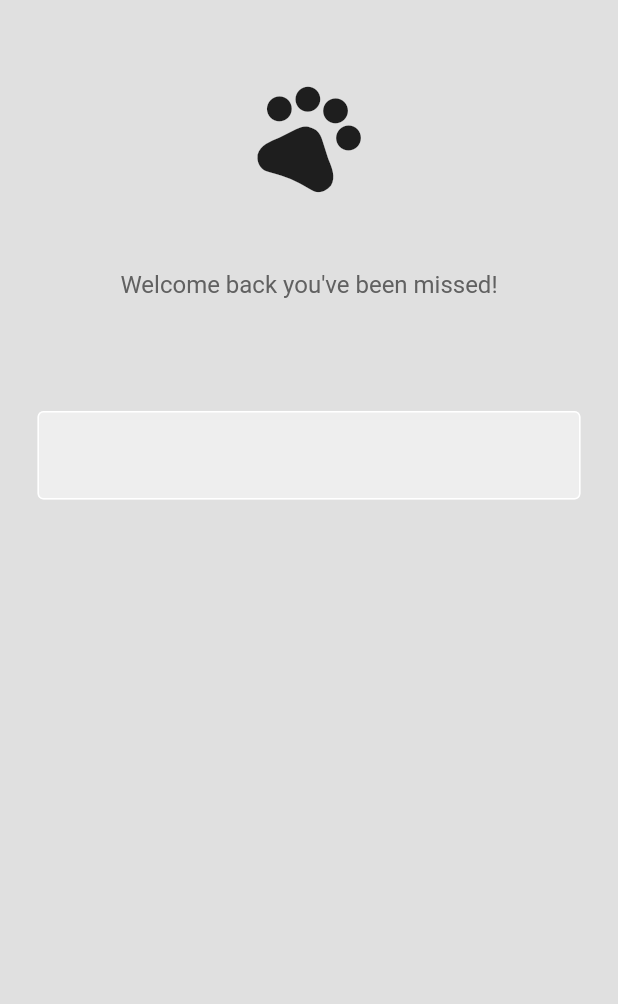
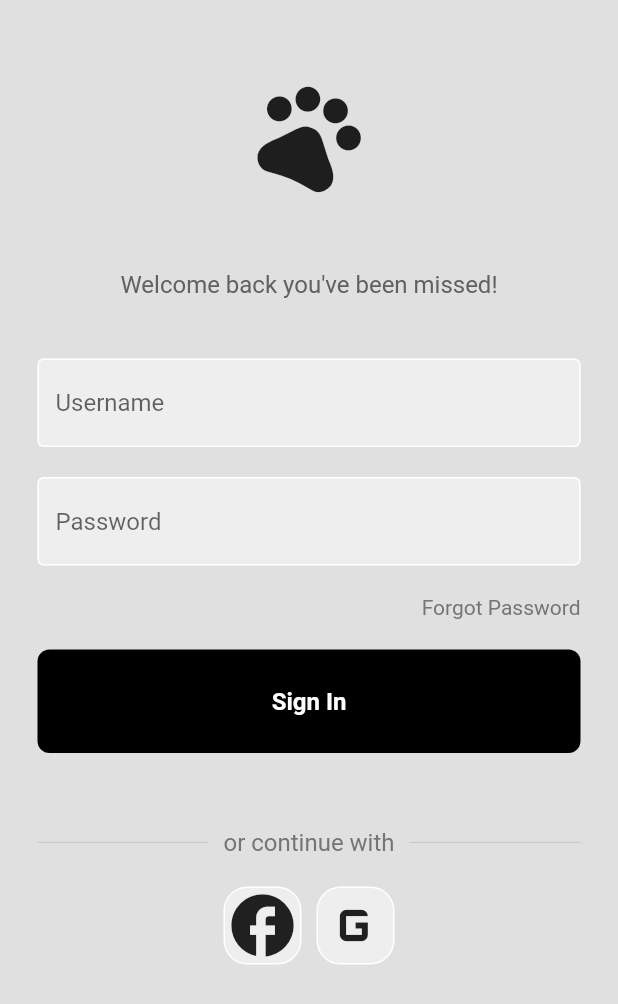
Before and after one commit to nicoisz/petAdoption, a Flutter app: the screen it shows after launch, after a tap on "Inicia Sesión", on a phone screen of 412 x 824 dp. Shown: the top 1004 px of the screen. Run offline on Flutter 3.47's test engine with Material 2 defaults, Android fonts, the phone set to English and light mode, and no system bars; our stand-ins replace firebase_core; missing offline and left inert: dart:ffi; accounts and stored records are empty; network calls fail.

Commit message:
login page

```diff
--- a/lib/presentation/screens/login.dart
+++ b/lib/presentation/screens/login.dart
@@ -1,10 +1,20 @@
 import 'dart:ffi';
 
 import 'package:flutter/material.dart';
+import 'package:petadoption/main.dart';
+import 'package:petadoption/presentation/widgets/custom_button_login.dart';
 import 'package:petadoption/presentation/widgets/custom_imput_field.dart';
+import 'package:petadoption/presentation/widgets/custom_login_input_field.dart';
 
 class LoginScreen extends StatelessWidget {
-  const LoginScreen({super.key});
+  LoginScreen({super.key});
+
+  //text editing controller
+  final usernameController = TextEditingController();
+  final passwordController = TextEditingController();
+
+  //sign in method
+  void signUser() {}
 
   @override
   Widget build(BuildContext context) {
@@ -43,22 +53,104 @@ class LoginScreen extends StatelessWidget {
                 style: TextStyle(color: Colors.grey[700], fontSize: 16),
               ),
               const SizedBox(
+                height: 40,
+              ),
+              InputLoginField(
+                hintText: 'Username',
+                controller: usernameController,
+                obscureText: false,
+              ),
+              const SizedBox(
+                height: 20,
+              ),
+              InputLoginField(
+                hintText: 'Password',
+                controller: passwordController,
+                obscureText: true,
+              ),
+              const SizedBox(
+                height: 20,
+              ),
+              Row(
+                mainAxisAlignment: MainAxisAlignment.end,
+                children: [
+                  Padding(
+                    padding: const EdgeInsets.symmetric(horizontal: 25.0),
+                    child: Text(
+                      'Forgot Password',
+                      style: TextStyle(color: Colors.grey[600]),
+                    ),
+                  ),
+                ],
+              ),
+              const SizedBox(
+                height: 20,
+              ),
+              LoginButton(
+                ontap: signUser,
+              ),
+              const SizedBox(
                 height: 50,
               ),
               Padding(
-                padding: const EdgeInsets.all(25.0),
-                child: TextField(
-                  decoration: InputDecoration(
-                      enabledBorder: const OutlineInputBorder(
-                        borderSide: BorderSide(color: Colors.white),
+                padding: const EdgeInsets.symmetric(horizontal: 25.0),
+                child: Row(
+                  children: [
+                    Expanded(
+                      child: Divider(
+                        thickness: 0.5,
+                        color: Colors.grey[400],
                       ),
-                      focusedBorder: OutlineInputBorder(
-                        borderSide: BorderSide(color: Colors.grey.shade400),
+                    ),
+                    Padding(
+                      padding: const EdgeInsets.symmetric(horizontal: 10.0),
+                      child: Text(
+                        "or continue with",
+                        style: TextStyle(fontSize: 16, color: Colors.grey[600]),
                       ),
-                      fillColor: Colors.grey.shade200,
-                      filled: true),
+                    ),
+                    Expanded(
+                      child: Divider(
+                        thickness: 0.5,
+                        color: Colors.grey[400],
+                      ),
+                    ),
+                  ],
                 ),
               ),
+              const SizedBox(
+                height: 20,
+              ),
+              Row(
+                mainAxisAlignment: MainAxisAlignment.center,
+                children: [
+                  Container(
+                    decoration: BoxDecoration(
+                      border: Border.all(color: Colors.white),
+                      borderRadius: BorderRadius.circular(16),
+                      color: Colors.grey[200],
+                    ),
+                    child: const Icon(
+                      Icons.facebook,
+                      size: 50,
+                    ),
+                  ),
+                  const SizedBox(
+                    width: 10,
+                  ),
+                  Container(
+                    decoration: BoxDecoration(
+                      border: Border.all(color: Colors.white),
+                      borderRadius: BorderRadius.circular(16),
+                      color: Colors.grey[200],
+                    ),
+                    child: const Icon(
+                      Icons.g_mobiledata,
+                      size: 50,
+                    ),
+                  )
+                ],
+              )
             ],
           ),
         ),
--- /dev/null
+++ b/lib/presentation/widgets/custom_button_login.dart
@@ -0,0 +1,28 @@
+import 'package:flutter/widgets.dart';
+import 'package:flutter/material.dart';
+
+class LoginButton extends StatelessWidget {
+  const LoginButton({super.key, this.ontap});
+
+  final Function()? ontap;
+
+  @override
+  Widget build(BuildContext context) {
+    return GestureDetector(
+      onTap: ontap,
+      child: Container(
+        padding: const EdgeInsets.all(25),
+        margin: const EdgeInsets.symmetric(horizontal: 25),
+        decoration: BoxDecoration(
+            color: Colors.black, borderRadius: BorderRadius.circular(8)),
+        child: const Center(
+          child: Text(
+            "Sign In",
+            style: TextStyle(
+                color: Colors.white, fontWeight: FontWeight.bold, fontSize: 16),
+          ),
+        ),
+      ),
+    );
+  }
+}
--- /dev/null
+++ b/lib/presentation/widgets/custom_login_input_field.dart
@@ -0,0 +1,35 @@
+import 'package:flutter/material.dart';
+import 'package:flutter/widgets.dart';
+
+class InputLoginField extends StatelessWidget {
+  final controller;
+  final String hintText;
+  final bool obscureText;
+
+  const InputLoginField(
+      {super.key,
+      this.controller,
+      required this.hintText,
+      required this.obscureText});
+
+  @override
+  Widget build(BuildContext context) {
+    return Padding(
+      padding: const EdgeInsets.symmetric(horizontal: 25.0),
+      child: TextField(
+        controller: controller,
+        obscureText: obscureText,
+        decoration: InputDecoration(
+            enabledBorder: const OutlineInputBorder(
+              borderSide: BorderSide(color: Colors.white),
+            ),
+            focusedBorder: OutlineInputBorder(
+              borderSide: BorderSide(color: Colors.grey.shade400),
+            ),
+            fillColor: Colors.grey.shade200,
+            filled: true,
+            hintText: hintText),
+      ),
+    );
+  }
+}
--- a/lib/router/router.dart
+++ b/lib/router/router.dart
@@ -29,7 +29,7 @@ class AppRoutes {
         route: 'login',
         icon: Icons.person_2,
         name: 'login',
-        screen: const LoginScreen()),
+        screen: LoginScreen()),
     MenuOptions(
         route: 'register',
         icon: Icons.person_2,
@@ -54,7 +54,7 @@ class AppRoutes {
     'detail': (BuildContext context) => const DetailScreen(
           pets: {},
         ),
-    'login': (BuildContext context) => const LoginScreen(),
+    'login': (BuildContext context) => LoginScreen(),
     'register': (BuildContext context) => const RegisterScreen(),
   };
 
```
Also changed, not shown: 11 other files.
